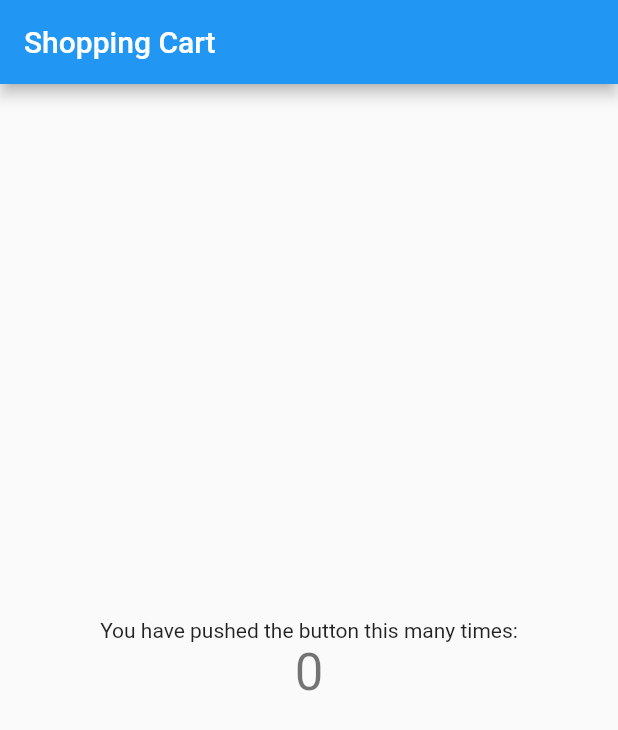
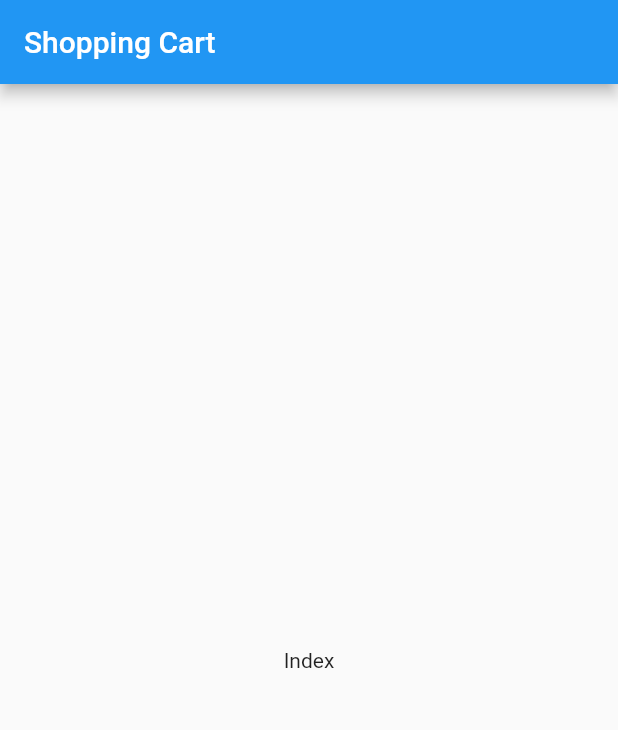
Before and after one commit to ajomuch92/shopping-cart-flutter, a Flutter app: the screen it shows after launch, on a phone screen of 412 x 824 dp. Shown: the top 730 px of the screen. Run offline on Flutter 3.47's test engine with Material 2 defaults, Android fonts, the phone set to English and light mode, and no system bars.

Commit message:
Agregando las vistas y las rutas al proyecto

```diff
--- a/lib/main.dart
+++ b/lib/main.dart
@@ -1,4 +1,7 @@
 import 'package:flutter/material.dart';
+import 'package:shopping_cart_flutter/views/cart.dart';
+import 'package:shopping_cart_flutter/views/details.dart';
+import 'package:shopping_cart_flutter/views/index.dart';
 
 void main() {
   runApp(MyApp());
@@ -13,42 +16,12 @@ class MyApp extends StatelessWidget {
       theme: ThemeData(
         primarySwatch: Colors.blue,
       ),
-      home: MyHomePage(title: 'Shopping Cart '),
+      initialRoute: '/',
+      routes: {
+        '/': (context) => Index(),
+        '/cart': (context) => Cart(),
+        '/details': (context) => Details(),
+      },
     );
   }
 }
-
-class MyHomePage extends StatefulWidget {
-  MyHomePage({Key? key, required this.title}) : super(key: key);
-  final String title;
-
-  @override
-  _MyHomePageState createState() => _MyHomePageState();
-}
-
-class _MyHomePageState extends State<MyHomePage> {
-  int _counter = 0;
-
-  @override
-  Widget build(BuildContext context) {
-    return Scaffold(
-      appBar: AppBar(
-        title: Text(widget.title),
-      ),
-      body: Center(
-        child: Column(
-          mainAxisAlignment: MainAxisAlignment.center,
-          children: <Widget>[
-            Text(
-              'You have pushed the button this many times:',
-            ),
-            Text(
-              '$_counter',
-              style: Theme.of(context).textTheme.headline4,
-            ),
-          ],
-        ),
-      ), // This trailing comma makes auto-formatting nicer for build methods.
-    );
-  }
-}
--- /dev/null
+++ b/lib/views/index.dart
@@ -0,0 +1,22 @@
+import 'package:flutter/material.dart';
+
+class Index extends StatefulWidget {
+  Index({Key? key}) : super(key: key);
+
+  @override
+  _IndexState createState() => _IndexState();
+}
+
+class _IndexState extends State<Index> {
+  @override
+  Widget build(BuildContext context) {
+    return Scaffold(
+      appBar: AppBar(
+        title: Text('Shopping Cart'),
+      ),
+      body: Center(
+        child: Text('Index'),
+      ),
+    );
+  }
+}
```
Also changed, not shown: lib/views/cart.dart (added, +22 -0 lines), lib/views/details.dart (added, +22 -0 lines).
